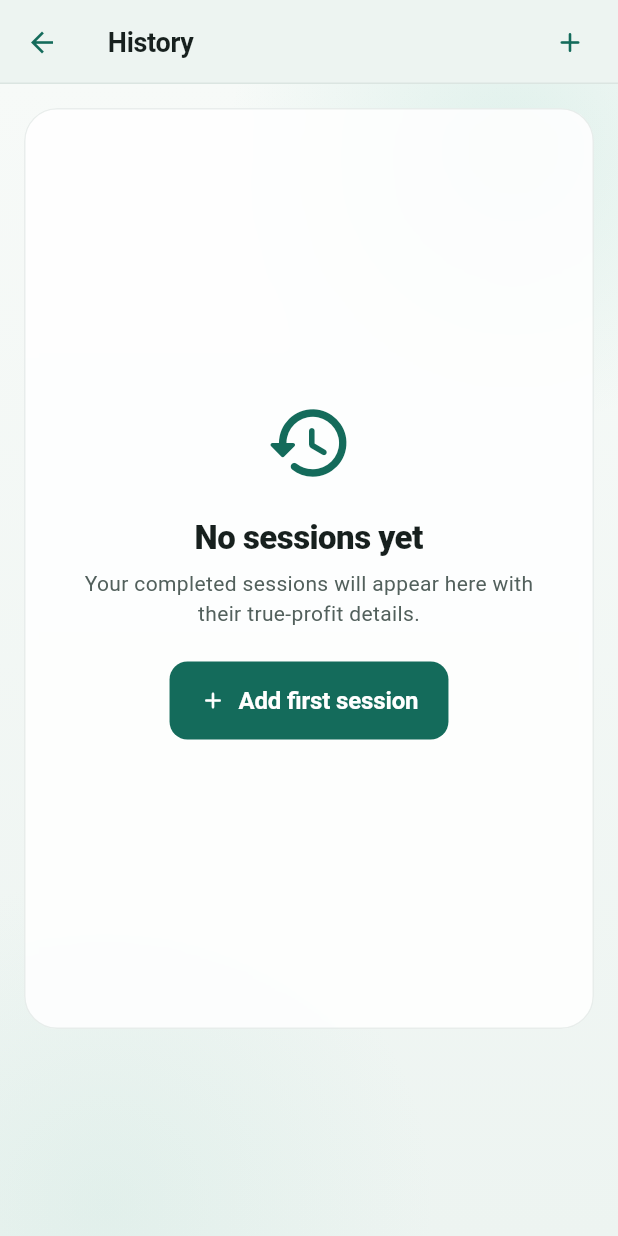
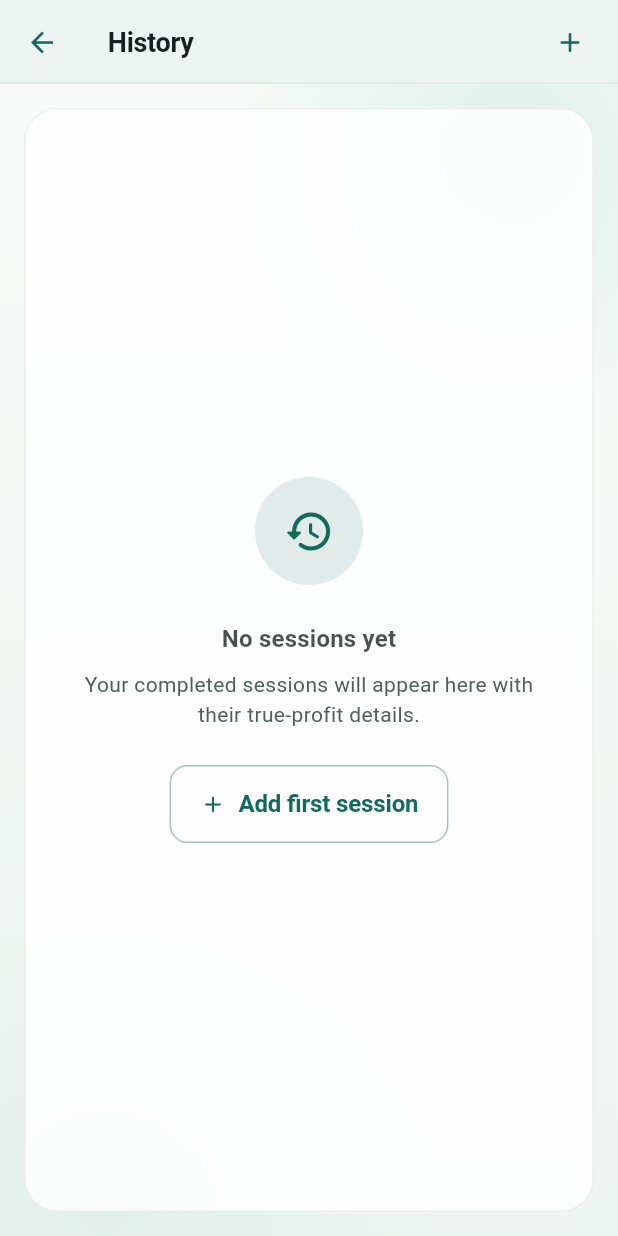
Before and after one commit to Soliperso/driver_wealth_os, a Flutter app: the HistoryScreen screen opened directly with empty values, on a phone screen of 412 x 824 dp. Run offline on Flutter 3.47's test engine with Material 3 defaults, Android fonts, the phone set to English and light mode, and no system bars; our stand-ins replace flutter_timezone, geolocator, permission_handler, share_plus, shared_preferences, simple_icons and 1 more; missing offline and left inert: argyle_link_flutter; accounts and stored records are empty.

Commit message:
Give History and Coach one shared empty state, with a bigger glyph and a quieter title
Co-Authored-By: Claude Opus 5 <noreply@anthropic.com>

```diff
--- /dev/null
+++ b/lib/core/widgets/empty_state_card.dart
@@ -0,0 +1,115 @@
+import 'package:flutter/material.dart';
+
+import '../theme/app_spacing.dart';
+import 'soft_surfaces.dart';
+
+/// The one shape every "nothing here yet" screen uses.
+///
+/// History and Coach had drifted: a bare 60px glyph against a 20px [SoftIcon],
+/// two title weights, two card heights. Both render this now, so the first
+/// screen a new driver sees reads the same wherever they land.
+///
+/// The card claims the height it is given and centres its content, which is
+/// what leaves the air above and below the copy.
+class EmptyStateCard extends StatelessWidget {
+  const EmptyStateCard({
+    super.key,
+    required this.icon,
+    required this.title,
+    required this.message,
+    this.action,
+  });
+
+  final IconData icon;
+  final String title;
+  final String message;
+
+  /// The one thing to do about it, if there is one.
+  final Widget? action;
+
+  @override
+  Widget build(BuildContext context) {
+    final theme = Theme.of(context);
+    final act = action;
+    return LayoutBuilder(
+      builder: (context, constraints) => SingleChildScrollView(
+        physics: const AlwaysScrollableScrollPhysics(),
+        child: ConstrainedBox(
+          constraints: BoxConstraints(minHeight: constraints.maxHeight),
+          child: GlassSurface(
+            padding: const EdgeInsets.symmetric(
+              horizontal: Space.xl,
+              vertical: Space.xxxl,
+            ),
+            child: Center(
+              child: ConstrainedBox(
+                constraints: const BoxConstraints(maxWidth: 420),
+                child: Column(
+                  mainAxisSize: MainAxisSize.min,
+                  children: [
+                    // The glyph is the illustration here, not a label's
+                    // bullet, so it gets a circle twice the inline size.
+                    SoftIcon(icon, size: 34, circleSize: 72),
+                    const SizedBox(height: Space.xl),
+                    Text(
+                      title,
+                      textAlign: TextAlign.center,
+                      // Nothing on this screen competes with it, so it does
+                      // not need to shout to win — and at full onSurface a
+                      // near-black line over grey body copy was the only
+                      // thing the eye landed on.
+                      style: theme.textTheme.titleMedium?.copyWith(
+                        fontWeight: FontWeight.w700,
+                        color: theme.colorScheme.onSurface.withValues(
+                          alpha: .78,
+                        ),
+                      ),
+                    ),
+                    const SizedBox(height: Space.sm),
+                    Text(
+                      message,
+                      textAlign: TextAlign.center,
+                      style: theme.textTheme.bodyMedium?.copyWith(
+                        color: theme.colorScheme.onSurfaceVariant,
+                        height: 1.45,
+                      ),
+                    ),
+                    if (act != null) ...[
+                      const SizedBox(height: Space.xl),
+                      // The card's own action carries the app's button
+                      // metrics, so a screen only has to hand over a plain
+                      // [OutlinedButton] and both empty states match.
+                      OutlinedButtonTheme(
+                        data: OutlinedButtonThemeData(
+                          style: OutlinedButton.styleFrom(
+                            foregroundColor: theme.colorScheme.primary,
+                            minimumSize: const Size(0, 52),
+                            padding: const EdgeInsets.symmetric(horizontal: 20),
+                            side: BorderSide(
+                              color: theme.colorScheme.primary.withValues(
+                                alpha: .38,
+                              ),
+                            ),
+                            shape: RoundedRectangleBorder(
+                              borderRadius: BorderRadius.circular(12),
+                            ),
+                            textStyle: const TextStyle(
+                              fontSize: 16,
+                              fontWeight: FontWeight.w700,
+                              letterSpacing: -.1,
+                            ),
+                          ),
+                        ),
+                        child: act,
+                      ),
+                    ],
+                  ],
+                ),
+              ),
+            ),
+          ),
+        ),
+      ),
+    );
+  }
+}
--- a/lib/core/widgets/soft_surfaces.dart
+++ b/lib/core/widgets/soft_surfaces.dart
@@ -153,17 +153,21 @@ class GlassSurface extends StatelessWidget {
 }
 
 class SoftIcon extends StatelessWidget {
-  const SoftIcon(this.icon, {super.key, this.size = 20});
+  const SoftIcon(this.icon, {super.key, this.size = 20, this.circleSize = 36});
 
   final IconData icon;
   final double size;
+
+  /// Diameter of the tinted circle. 36 is the inline size used beside a title;
+  /// empty states hand it a larger circle so the glyph can carry the card.
+  final double circleSize;
 
   @override
   Widget build(BuildContext context) {
     final colors = Theme.of(context).colorScheme;
     return Container(
-      width: 36,
-      height: 36,
+      width: circleSize,
+      height: circleSize,
       alignment: Alignment.center,
       decoration: BoxDecoration(
         color: colors.primary.withValues(alpha: .12),
--- a/lib/features/coach/presentation/coach_screen.dart
+++ b/lib/features/coach/presentation/coach_screen.dart
@@ -3,6 +3,7 @@ import 'package:flutter/material.dart';
 import '../../../core/format/money.dart';
 import '../../../core/theme/app_spacing.dart';
 import '../../../core/widgets/animated_money.dart';
+import '../../../core/widgets/empty_state_card.dart';
 import '../../../core/widgets/learning_progress.dart';
 import '../../../core/widgets/metric_panel.dart';
 import '../../../core/widgets/page_frame.dart';
@@ -587,55 +588,19 @@ class _EmptyCoach extends StatelessWidget {
   @override
   Widget build(BuildContext context) {
     final add = onAddShift;
-    return LayoutBuilder(
-      builder: (context, constraints) => SingleChildScrollView(
-        physics: const AlwaysScrollableScrollPhysics(),
-        child: ConstrainedBox(
-          constraints: BoxConstraints(minHeight: constraints.maxHeight),
-          child: Center(
-            child: ConstrainedBox(
-              constraints: const BoxConstraints(maxWidth: 420),
-              child: GlassSurface(
-                key: const ValueKey('coach-empty'),
-                padding: const EdgeInsets.all(Space.xl),
-                child: Column(
-                  mainAxisSize: MainAxisSize.min,
-                  children: [
-                    // The circle is a fixed 36; at 26 the glyph filled it and
-                    // read as a different component from every other [SoftIcon]
-                    // in the app.
-                    SoftIcon(Icons.auto_awesome_rounded, size: 20),
-                    const SizedBox(height: Space.lg),
-                    Text(
-                      'Nothing to coach yet',
-                      style: Theme.of(context).textTheme.titleLarge?.copyWith(
-                        fontWeight: FontWeight.w800,
-                      ),
-                    ),
-                    const SizedBox(height: Space.xs),
-                    Text(
-                      'Coach needs earnings, hours, distance and costs before '
-                      'it can compare which of your sessions actually paid.',
-                      textAlign: TextAlign.center,
-                      style: Theme.of(context).textTheme.bodyMedium?.copyWith(
-                        color: Theme.of(context).colorScheme.onSurfaceVariant,
-                      ),
-                    ),
-                    if (add != null) ...[
-                      const SizedBox(height: Space.xl),
-                      FilledButton.icon(
-                        onPressed: add,
-                        icon: const Icon(Icons.add_rounded, size: 18),
-                        label: const Text('Add first session'),
-                      ),
-                    ],
-                  ],
-                ),
-              ),
+    return EmptyStateCard(
+      key: const ValueKey('coach-empty'),
+      icon: Icons.auto_awesome_rounded,
+      title: 'Nothing to coach yet',
+      message: 'Coach needs earnings, hours, distance and costs before '
+          'it can compare which of your sessions actually paid.',
+      action: add == null
+          ? null
+          : OutlinedButton.icon(
+              onPressed: add,
+              icon: const Icon(Icons.add_rounded, size: 18),
+              label: const Text('Add first session'),
             ),
-          ),
-        ),
-      ),
     );
   }
 }
--- a/lib/features/history/presentation/history_screen.dart
+++ b/lib/features/history/presentation/history_screen.dart
@@ -3,6 +3,7 @@ import 'package:intl/intl.dart';
 
 import '../../../core/format/money.dart';
 import '../../../core/theme/app_spacing.dart';
+import '../../../core/widgets/empty_state_card.dart';
 import '../../../core/widgets/page_frame.dart';
 import '../../../core/widgets/soft_surfaces.dart';
 import '../../accounts/presentation/platform_logo.dart';
@@ -428,45 +429,16 @@ class _EmptyHistory extends StatelessWidget {
   final VoidCallback onAddShift;
 
   @override
-  Widget build(BuildContext context) => SizedBox(
-    height: MediaQuery.sizeOf(context).height - 210,
-    width: double.infinity,
-    child: GlassSurface(
-      padding: const EdgeInsets.all(28),
-      child: Center(
-        child: Column(
-          mainAxisSize: MainAxisSize.min,
-          children: [
-            Icon(
-              Icons.history_rounded,
-              size: 60,
-              color: Theme.of(context).colorScheme.primary,
-            ),
-            const SizedBox(height: 20),
-            Text(
-              'No sessions yet',
-              style: Theme.of(
-                context,
-              ).textTheme.titleLarge?.copyWith(fontWeight: FontWeight.w800),
-            ),
-            const SizedBox(height: 8),
-            Text(
-              'Your completed sessions will appear here with their true-profit details.',
-              textAlign: TextAlign.center,
-              style: Theme.of(context).textTheme.bodyMedium?.copyWith(
-                color: Theme.of(context).colorScheme.onSurfaceVariant,
-                height: 1.45,
-              ),
-            ),
-            const SizedBox(height: 22),
-            FilledButton.icon(
-              onPressed: onAddShift,
-              icon: const Icon(Icons.add_rounded, size: 18),
-              label: const Text('Add first session'),
-            ),
-          ],
-        ),
-      ),
+  Widget build(BuildContext context) => EmptyStateCard(
+    icon: Icons.history_rounded,
+    title: 'No sessions yet',
+    message:
+        'Your completed sessions will appear here with their true-profit '
+        'details.',
+    action: OutlinedButton.icon(
+      onPressed: onAddShift,
+      icon: const Icon(Icons.add_rounded, size: 18),
+      label: const Text('Add first session'),
     ),
   );
 }
```
